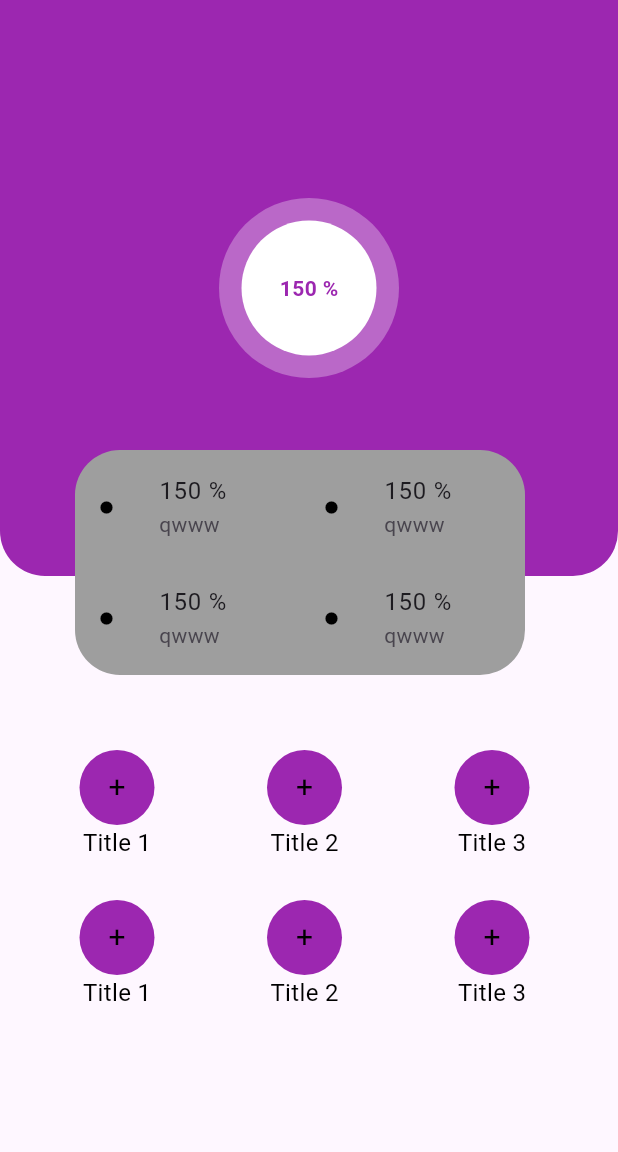
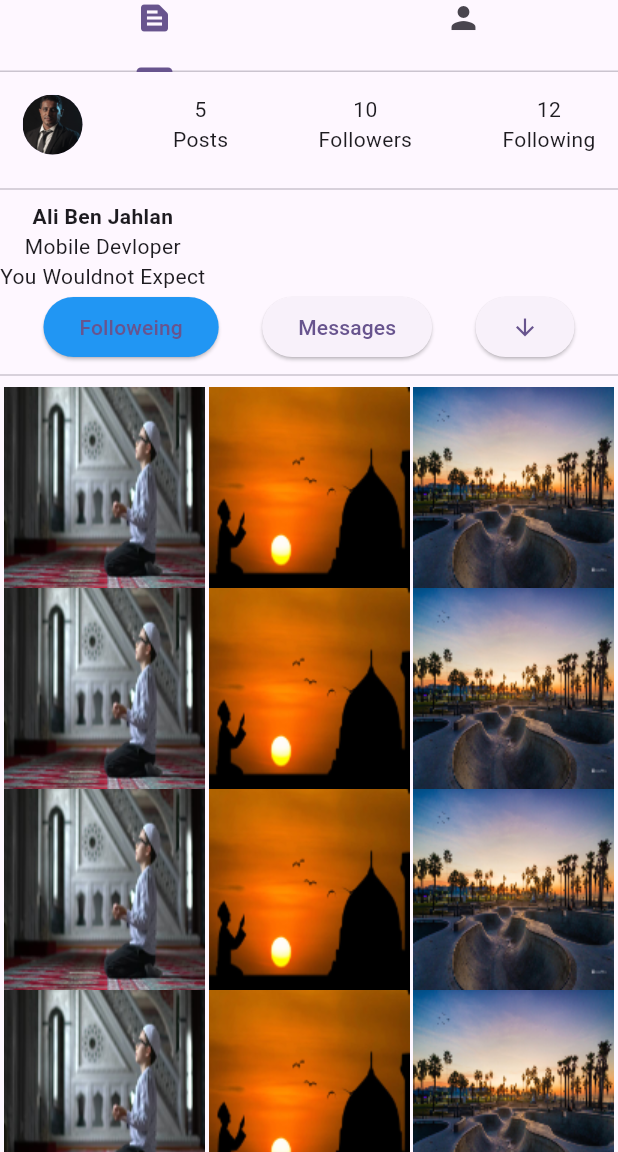
Before and after one commit to ALI-tech-tech/mobile-boot-camping, a Flutter app: the screen it shows after launch, on a phone screen of 412 x 824 dp, the part 84-1236 px from its top. Run offline on Flutter 3.47's test engine with Material 2 defaults, Android fonts, the phone set to English and light mode, and no system bars.

Commit message:
day26 part2 q3

```diff
--- a/lib/main.dart
+++ b/lib/main.dart
@@ -1,6 +1,8 @@
 import 'package:day26/q1.dart';
 import 'package:day26/q2.dart';
 import 'package:flutter/material.dart';
+
+import 'q3/home.dart';
 
 void main() {
   runApp(const MyApp());
@@ -18,11 +20,13 @@ class MyApp extends StatelessWidget {
         colorScheme: ColorScheme.fromSeed(seedColor: Colors.deepPurple),
         useMaterial3: true,
       ),
-      home: Scaffold(
-        appBar: AppBar(
-          title: Text("Material App Bar"),
-        ),
-      body:  q1(),)
+      home: Home()
+
+      // Scaffold(
+      //   appBar: AppBar(
+      //     title: Text("Material App Bar"),
+      //   ),
+      // body:  q1(),)
 
     );
   }
--- /dev/null
+++ b/lib/q3/Myrow.dart
@@ -0,0 +1,20 @@
+import 'package:flutter/material.dart';
+
+class Myrow extends StatelessWidget {
+
+
+
+  @override
+  Widget build(BuildContext context) {
+    return Row(
+      mainAxisAlignment: MainAxisAlignment.spaceEvenly,
+
+      children: [
+        for(int i=1;i<=3;i++)
+
+         Image.asset("assets/images/${i}.jpg",cacheHeight: 134,cacheWidth: 134,),
+
+      ],
+    );
+  }
+}
--- /dev/null
+++ b/lib/q3/avatar.dart
@@ -0,0 +1,21 @@
+import 'package:flutter/material.dart';
+
+class Avatar extends StatelessWidget {
+
+
+  @override
+  Widget build(BuildContext context) {
+    return Padding(padding: EdgeInsets.all(15),
+      child: Row(
+
+        mainAxisAlignment: MainAxisAlignment.spaceBetween,
+        children: [
+          CircleAvatar(backgroundImage: AssetImage("assets/images/ali.JPG"),),
+          Column(children: [Text("5"),Text("Posts")],),
+          Column(children: [Text("10"),Text("Followers")],),
+          Column(children: [Text("12"),Text("Following")],),
+        ],
+      ),
+    );
+  }
+}
--- /dev/null
+++ b/lib/q3/description.dart
@@ -0,0 +1,48 @@
+import 'package:flutter/material.dart';
+
+class Description extends StatelessWidget {
+  @override
+  Widget build(BuildContext context) {
+    return Container(
+      child: Column(
+        crossAxisAlignment: CrossAxisAlignment.start,
+        children: [
+          Container(
+
+
+            child: Column(
+              children: [
+                Text(
+                  "Ali Ben Jahlan",
+                  style: TextStyle(fontWeight: FontWeight.bold),
+                ),
+                Text("Mobile Devloper"),
+                Text("You Wouldnot Expect"),
+              ],
+            ),
+          ),
+          Row(
+            mainAxisAlignment: MainAxisAlignment.spaceEvenly,
+            children: [
+              Container(
+                child: ElevatedButton(
+                    onPressed: () {},
+                    style: ButtonStyle(
+                        backgroundColor: MaterialStatePropertyAll(Colors.blue)),
+                    child: Text("Followeing")),
+              ),
+              Container(
+                child:
+                    ElevatedButton(onPressed: () {}, child: Text("Messages")),
+              ),
+              Container(
+                child: ElevatedButton(
+                    onPressed: () {}, child: Icon(Icons.arrow_downward)),
+              ),
+            ],
+          )
+        ],
+      ),
+    );
+  }
+}
--- /dev/null
+++ b/lib/q3/home.dart
@@ -0,0 +1,29 @@
+import 'package:day26/q3/description.dart';
+import 'package:flutter/material.dart';
+
+import 'profile.dart';
+
+class Home extends StatelessWidget {
+  const Home({super.key});
+
+  @override
+  Widget build(BuildContext context) {
+    return DefaultTabController(
+        length: 2,
+        child: Scaffold(
+            appBar: AppBar(
+              title: Text("Material App Bar"),
+              bottom: TabBar(tabs: [
+                Tab(child: Column(children: [Icon(Icons.text_snippet)],),),
+                 Tab(child: Column(children: [Icon(Icons.person)],),)
+              ]),
+            ),
+            body: TabBarView(children: [
+              Profile(),
+
+              Text("data")
+            ],)
+           )
+           );
+             }
+}
--- /dev/null
+++ b/lib/q3/pagecontent.dart
@@ -0,0 +1,23 @@
+import 'package:day26/q3/Myrow.dart';
+import 'package:flutter/material.dart';
+
+class PageContent extends StatelessWidget {
+
+
+  @override
+  Widget build(BuildContext context) {
+    return  Expanded(
+      child: SingleChildScrollView(
+          child: Column(
+            mainAxisAlignment: MainAxisAlignment.spaceEvenly,
+            children: [
+              for(int i=1;i<=5;i++)
+              Myrow(),
+
+            ],
+          ),
+        ),
+    );
+
+  }
+}
--- /dev/null
+++ b/lib/q3/profile.dart
@@ -0,0 +1,22 @@
+import 'package:day26/q3/avatar.dart';
+import 'package:day26/q3/pagecontent.dart';
+import 'package:flutter/material.dart';
+
+import 'description.dart';
+
+class Profile extends StatelessWidget {
+
+
+  @override
+  Widget build(BuildContext context) {
+    return Column(
+      children: [
+        Avatar(),
+        Divider(),
+        Description(),
+        Divider(),
+        PageContent(),
+      ],
+    );
+  }
+}
```
Also changed, not shown: pubspec.yaml (+4 -25 lines), assets/images/1.jpg (added), assets/images/2.jpg (added), assets/images/3.jpg (added), assets/images/ali.JPG (added).
